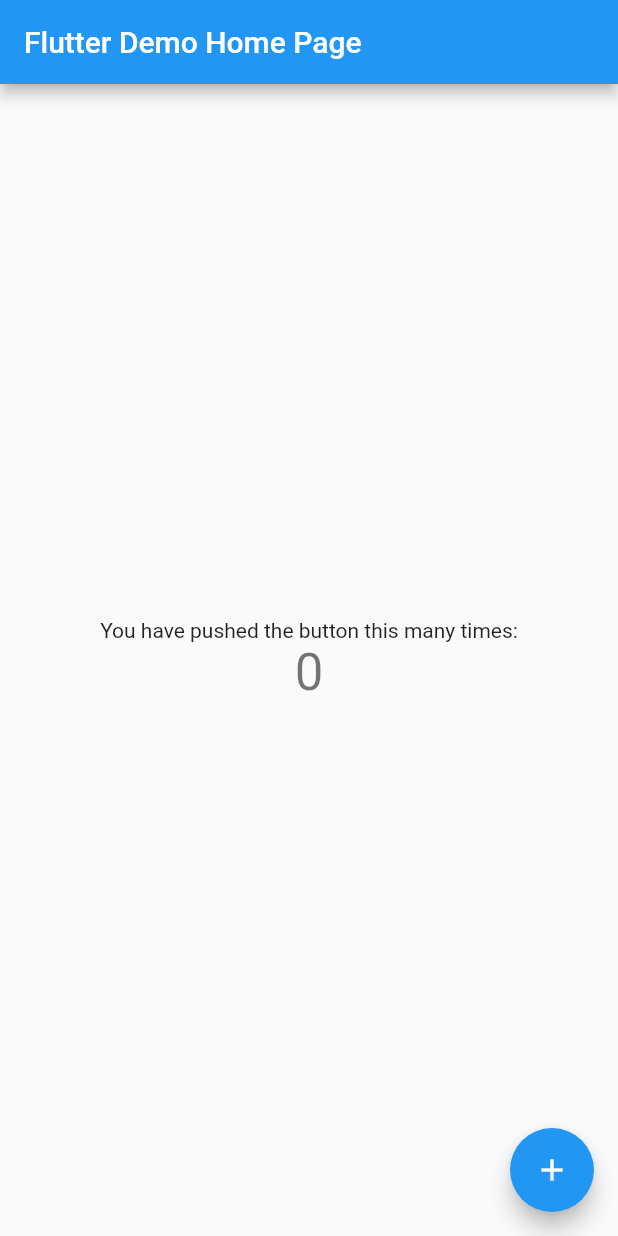
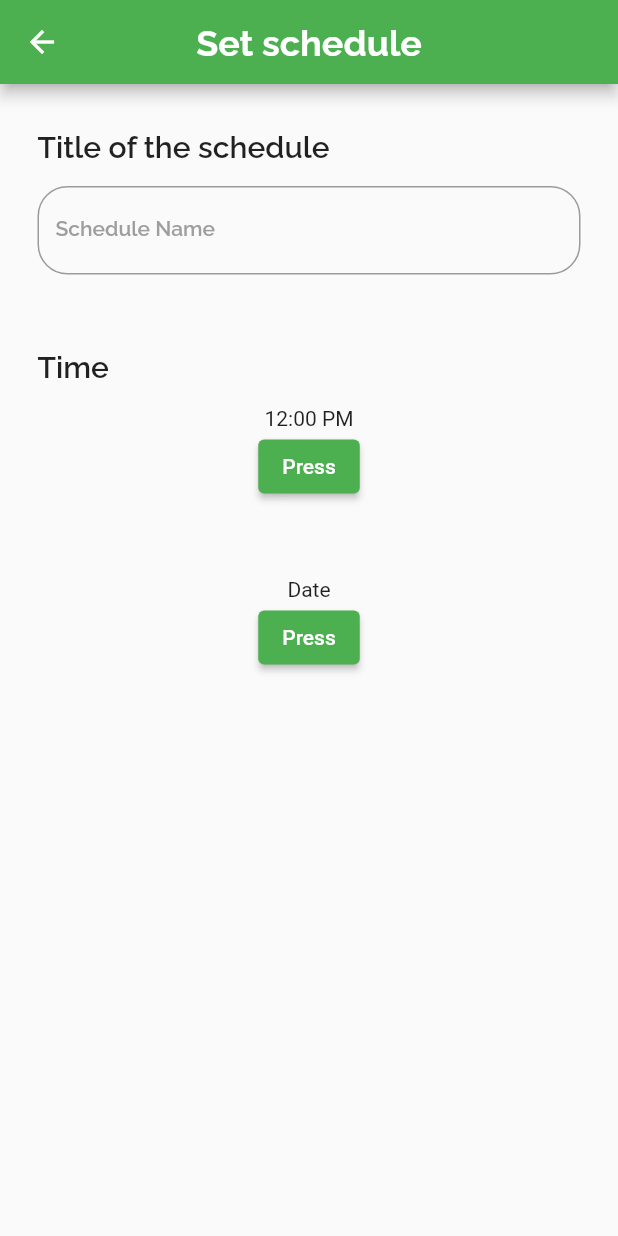
Before and after one commit to MohammadAlAgha/luminexa, a Flutter app: the screen it shows after launch, on a phone screen of 412 x 824 dp. Run offline on Flutter 3.47's test engine with Material 2 defaults, Android fonts, the phone set to English and light mode, and no system bars; our stand-ins replace flutter_svg, google_nav_bar.

Commit message:
Frontend: Added the basic widget of the set shcedule page

```diff
--- a/luminexa_mobile/lib/main.dart
+++ b/luminexa_mobile/lib/main.dart
@@ -1,115 +1,32 @@
+import 'dart:math';
+
 import 'package:flutter/material.dart';
+import 'package:luminexa_mobile/screens/landingPageUser.dart';
+import 'package:luminexa_mobile/screens/login.dart';
+import 'package:luminexa_mobile/screens/setSchedulePage.dart';
+import 'package:luminexa_mobile/screens/signUp.dart';
+import 'package:luminexa_mobile/screens/systemPage.dart';
 
 void main() {
   runApp(const MyApp());
 }
 
-class MyApp extends StatelessWidget {
+class MyApp extends StatefulWidget {
   const MyApp({super.key});
 
-  // This widget is the root of your application.
+  @override
+  State<MyApp> createState() => _MyAppState();
+}
+
+class _MyAppState extends State<MyApp> {
   @override
   Widget build(BuildContext context) {
     return MaterialApp(
-      title: 'Flutter Demo',
       theme: ThemeData(
-        // This is the theme of your application.
-        //
-        // Try running your application with "flutter run". You'll see the
-        // application has a blue toolbar. Then, without quitting the app, try
-        // changing the primarySwatch below to Colors.green and then invoke
-        // "hot reload" (press "r" in the console where you ran "flutter run",
-        // or simply save your changes to "hot reload" in a Flutter IDE).
-        // Notice that the counter didn't reset back to zero; the application
-        // is not restarted.
-        primarySwatch: Colors.blue,
+        primarySwatch: Colors.green,
       ),
-      home: const MyHomePage(title: 'Flutter Demo Home Page'),
+      debugShowCheckedModeBanner: false,
+      home: setSchedulePage(),
     );
   }
 }
-
-class MyHomePage extends StatefulWidget {
-  const MyHomePage({super.key, required this.title});
-
-  // This widget is the home page of your application. It is stateful, meaning
-  // that it has a State object (defined below) that contains fields that affect
-  // how it looks.
-
-  // This class is the configuration for the state. It holds the values (in this
-  // case the title) provided by the parent (in this case the App widget) and
-  // used by the build method of the State. Fields in a Widget subclass are
-  // always marked "final".
-
-  final String title;
-
-  @override
-  State<MyHomePage> createState() => _MyHomePageState();
-}
-
-class _MyHomePageState extends State<MyHomePage> {
-  int _counter = 0;
-
-  void _incrementCounter() {
-    setState(() {
-      // This call to setState tells the Flutter framework that something has
-      // changed in this State, which causes it to rerun the build method below
-      // so that the display can reflect the updated values. If we changed
-      // _counter without calling setState(), then the build method would not be
-      // called again, and so nothing would appear to happen.
-      _counter++;
-    });
-  }
-
-  @override
-  Widget build(BuildContext context) {
-    // This method is rerun every time setState is called, for instance as done
-    // by the _incrementCounter method above.
-    //
-    // The Flutter framework has been optimized to make rerunning build methods
-    // fast, so that you can just rebuild anything that needs updating rather
-    // than having to individually change instances of widgets.
-    return Scaffold(
-      appBar: AppBar(
-        // Here we take the value from the MyHomePage object that was created by
-        // the App.build method, and use it to set our appbar title.
-        title: Text(widget.title),
-      ),
-      body: Center(
-        // Center is a layout widget. It takes a single child and positions it
-        // in the middle of the parent.
-        child: Column(
-          // Column is also a layout widget. It takes a list of children and
-          // arranges them vertically. By default, it sizes itself to fit its
-          // children horizontally, and tries to be as tall as its parent.
-          //
-          // Invoke "debug painting" (press "p" in the console, choose the
-          // "Toggle Debug Paint" action from the Flutter Inspector in Android
-          // Studio, or the "Toggle Debug Paint" command in Visual Studio Code)
-          // to see the wireframe for each widget.
-          //
-          // Column has various properties to control how it sizes itself and
-          // how it positions its children. Here we use mainAxisAlignment to
-          // center the children vertically; the main axis here is the vertical
-          // axis because Columns are vertical (the cross axis would be
-          // horizontal).
-          mainAxisAlignment: MainAxisAlignment.center,
-          children: <Widget>[
-            const Text(
-              'You have pushed the button this many times:',
-            ),
-            Text(
-              '$_counter',
-              style: Theme.of(context).textTheme.headlineMedium,
-            ),
-          ],
-        ),
-      ),
-      floatingActionButton: FloatingActionButton(
-        onPressed: _incrementCounter,
-        tooltip: 'Increment',
-        child: const Icon(Icons.add),
-      ), // This trailing comma makes auto-formatting nicer for build methods.
-    );
-  }
-}
--- /dev/null
+++ b/luminexa_mobile/lib/screens/setSchedulePage.dart
@@ -0,0 +1,127 @@
+import 'package:flutter/material.dart';
+import 'package:flutter/src/widgets/framework.dart';
+import 'package:flutter/src/widgets/placeholder.dart';
+import 'package:luminexa_mobile/screens/systemPage.dart';
+import 'package:luminexa_mobile/widgets/authWidgets/authWidgets.dart';
+import 'package:luminexa_mobile/widgets/buttonWidget/buttonWidget.dart';
+
+class setSchedulePage extends StatefulWidget {
+  const setSchedulePage({super.key});
+  @override
+  State<setSchedulePage> createState() => _setSchedulePageState();
+}
+
+class _setSchedulePageState extends State<setSchedulePage> {
+  final scheduleName = TextEditingController();
+  TimeOfDay time = TimeOfDay(hour: 12, minute: 0);
+
+  void showtime() {
+    showTimePicker(context: context, initialTime: TimeOfDay.now())
+        .then((value) {
+      setState(() {
+        time = value!;
+      });
+    });
+  }
+
+  void showDate() {
+    showDatePicker(
+        context: context,
+        initialDate: DateTime.now(),
+        firstDate: DateTime(2000),
+        lastDate: DateTime(3000));
+  }
+
+  @override
+  Widget build(BuildContext context) {
+    return Scaffold(
+      appBar: AppBar(
+        title: Text(
+          "Set schedule",
+          style: TextStyle(
+              fontFamily: "Raleway", fontWeight: FontWeight.bold, fontSize: 24),
+        ),
+        centerTitle: true,
+        leading: IconButton(
+          onPressed: () {
+            Navigator.of(context).pop(
+              MaterialPageRoute(
+                builder: (BuildContext context) {
+                  return setSchedulePage();
+                },
+              ),
+            );
+            Navigator.of(context).push(
+              MaterialPageRoute(
+                builder: (BuildContext context) {
+                  return systemPage();
+                },
+              ),
+            );
+          },
+          icon: Icon(Icons.arrow_back),
+        ),
+      ),
+      body: Padding(
+        padding: const EdgeInsets.symmetric(vertical: 30),
+        child: Column(
+          mainAxisAlignment: MainAxisAlignment.start,
+          children: [
+            Padding(
+              padding: const EdgeInsets.symmetric(horizontal: 25),
+              child: Row(
+                children: [
+                  Text(
+                    "Title of the schedule",
+                    style: TextStyle(fontFamily: "RalewayBold", fontSize: 20),
+                  ),
+                ],
+              ),
+            ),
+            SizedBox(
+              height: 15,
+            ),
+            sytledTextField(
+              isPass: false,
+              controller: scheduleName,
+              label: "Schedule Name",
+              hintText: "Schedule Name",
+            ),
+            SizedBox(
+              height: 50,
+            ),
+            Padding(
+              padding: const EdgeInsets.symmetric(horizontal: 25),
+              child: Row(
+                children: [
+                  Text(
+                    "Time",
+                    style: TextStyle(fontFamily: "RalewayBold", fontSize: 20),
+                  ),
+                ],
+              ),
+            ),
+            SizedBox(
+              height: 15,
+            ),
+            Text(
+              time.format(context),
+            ),
+            ElevatedButton(
+              onPressed: showtime,
+              child: Text("Press"),
+            ),
+            SizedBox(
+              height: 50,
+            ),
+            Text("Date"),
+            ElevatedButton(
+              onPressed: showDate,
+              child: Text("Press"),
+            ),
+          ],
+        ),
+      ),
+    );
+  }
+}
```
Also changed, not shown: luminexa_mobile/lib/screens/systemPage.dart (+7 -4 lines).
